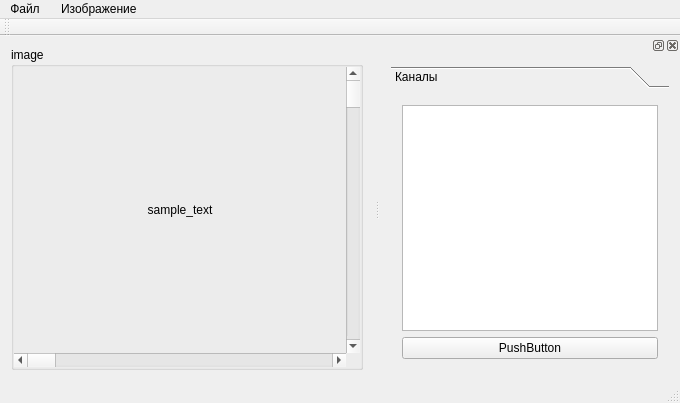
This is mainwindow.ui in meikuam/img_proc as Qt 5 draws it before an edit. The edited form follows.
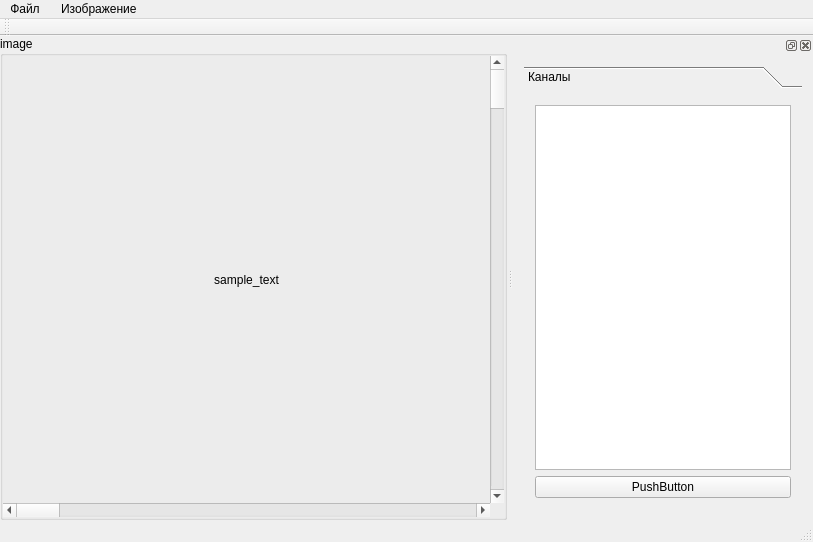
This is the edited form. Custom widgets are drawn as their Qt base class.

Patch:
```diff
--- a/mainwindow.ui
+++ b/mainwindow.ui
@@ -6,8 +6,8 @@
    <rect>
     <x>0</x>
     <y>0</y>
-    <width>680</width>
-    <height>403</height>
+    <width>813</width>
+    <height>542</height>
    </rect>
   </property>
   <property name="windowTitle">
@@ -21,7 +21,22 @@
     </size>
    </property>
    <layout class="QGridLayout" name="gridLayout_4">
-    <item row="0" column="0" colspan="3">
+    <property name="leftMargin">
+     <number>0</number>
+    </property>
+    <property name="topMargin">
+     <number>0</number>
+    </property>
+    <property name="rightMargin">
+     <number>0</number>
+    </property>
+    <property name="bottomMargin">
+     <number>0</number>
+    </property>
+    <property name="spacing">
+     <number>0</number>
+    </property>
+    <item row="1" column="0">
      <widget class="QGroupBox" name="imageGroupBox">
       <property name="title">
        <string>image</string>
@@ -42,7 +57,7 @@
        <property name="spacing">
         <number>0</number>
        </property>
-       <item row="2" column="0">
+       <item row="3" column="0">
         <widget class="QScrollBar" name="horizontalScrollBar">
          <property name="enabled">
           <bool>true</bool>
@@ -97,7 +112,7 @@
     <rect>
      <x>0</x>
      <y>0</y>
-     <width>680</width>
+     <width>813</width>
      <height>22</height>
     </rect>
    </property>
@@ -166,7 +181,7 @@
           <x>0</x>
           <y>0</y>
           <width>274</width>
-          <height>274</height>
+          <height>413</height>
          </rect>
         </property>
         <attribute name="label">
```
Left out of the diff: 14 changed lines with no effect on the pictures.
